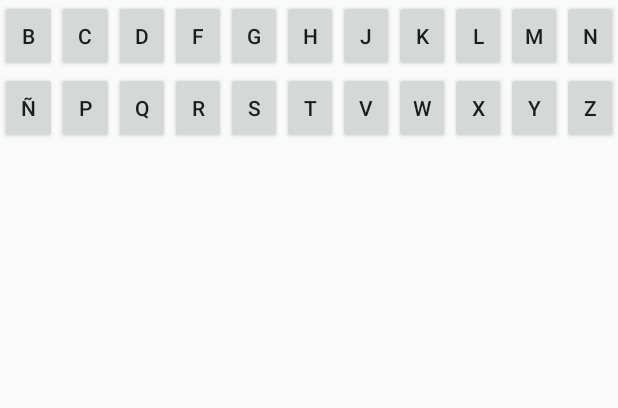
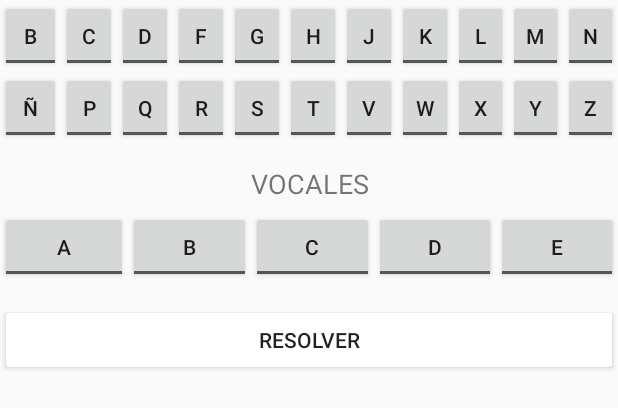
Before and after one commit to aalevelaa/ruleta-de-la-suerte, an Android app: the layout fragment_keyboard.xml on its own in the app's theme, with its tools: preview values and no code run, on a phone screen of 412 x 824 dp. Shown: the top 408 px of the screen. Run offline under Robolectric (Android 15) with nearby library versions, the phone set to English and light mode, and no system bars.

Commit message:
Implemented keyboard onClick

```diff
--- a/app/src/main/java/com/example/ruletadelasuerte/KeyboardFragment.java
+++ b/app/src/main/java/com/example/ruletadelasuerte/KeyboardFragment.java
@@ -12,11 +12,13 @@ import android.view.ViewGroup;
 import android.widget.Button;
 import android.widget.LinearLayout;
 
-public class KeyboardFragment extends Fragment implements View.OnClickListener{
+public class KeyboardFragment extends Fragment implements View.OnClickListener
+{
 
     private OnFragmentInteractionListener mListener;
 
-    public KeyboardFragment() {
+    public KeyboardFragment()
+    {
         // Required empty public constructor
     }
 
@@ -29,7 +31,8 @@ public class KeyboardFragment extends Fragment implements View.OnClickListener{
      * @return A new instance of fragment KeyboardFragment.
      */
 
-    public static KeyboardFragment newInstance(String param1, String param2) {
+    public static KeyboardFragment newInstance(String param1, String param2)
+    {
         KeyboardFragment fragment = new KeyboardFragment();
         return fragment;
     }
@@ -41,11 +44,14 @@ public class KeyboardFragment extends Fragment implements View.OnClickListener{
 
     @Override
     public View onCreateView(LayoutInflater inflater, ViewGroup container,
-                             Bundle savedInstanceState) {
+                             Bundle savedInstanceState)
+    {
         // Inflate the layout for this fragment
         View layout = inflater.inflate(R.layout.fragment_keyboard, container, false);
         addButtonEffect((ViewGroup) layout.findViewById(R.id.primeraFIlaConsonantes));
         addButtonEffect((ViewGroup) layout.findViewById(R.id.segundaFilaConsonantes));
+        addButtonEffect((ViewGroup) layout.findViewById(R.id.filaVocales));
+
         return layout;
     }
 
@@ -66,33 +72,44 @@ public class KeyboardFragment extends Fragment implements View.OnClickListener{
     }
 
     // TODO: Rename method, update argument and hook method into UI event
-    public void onButtonPressed(String result) {
-        if (mListener != null) {
+    public void onButtonPressed(String result)
+    {
+        if (mListener != null)
+        {
             mListener.onKeyboardInteraction(result);
         }
     }
 
     @Override
-    public void onAttach(Context context) {
+    public void onAttach(Context context)
+    {
         super.onAttach(context);
-        if (context instanceof OnFragmentInteractionListener) {
+        if (context instanceof OnFragmentInteractionListener)
+        {
             mListener = (OnFragmentInteractionListener) context;
-        } else {
+        } else
+        {
             throw new RuntimeException(context.toString()
                     + " must implement OnFragmentInteractionListener");
         }
     }
 
     @Override
-    public void onDetach() {
+    public void onDetach()
+    {
         super.onDetach();
         mListener = null;
     }
 
     @Override
-    public void onClick(View v) {
-        onButtonPressed("hola");
+    public void onClick(View v)
+    {
+        Button b = (Button )v;
+        String letra = (String) b.getText();
+
+        onButtonPressed(letra);
     }
+
 
     /**
      * This interface must be implemented by activities that contain this
@@ -104,8 +121,10 @@ public class KeyboardFragment extends Fragment implements View.OnClickListener{
      * "http://developer.android.com/training/basics/fragments/communicating.html"
      * >Communicating with Other Fragments</a> for more information.
      */
-    public interface OnFragmentInteractionListener {
-        // TODO: Update argument type and name
+
+
+    public interface OnFragmentInteractionListener
+    {
         void onKeyboardInteraction(String result);
     }
 }
--- a/app/src/main/res/layout/fragment_keyboard.xml
+++ b/app/src/main/res/layout/fragment_keyboard.xml
@@ -16,6 +16,7 @@
 
             <Button
                 android:id="@+id/button"
+                style="@android:style/Widget.Material.Light.Button.Toggle"
                 android:layout_width="wrap_content"
                 android:layout_height="wrap_content"
                 android:layout_weight="1"
@@ -23,6 +24,7 @@
 
             <Button
                 android:id="@+id/button2"
+                style="@android:style/Widget.Material.Light.Button.Toggle"
                 android:layout_width="wrap_content"
                 android:layout_height="wrap_content"
                 android:layout_weight="1"
@@ -30,6 +32,7 @@
 
             <Button
                 android:id="@+id/button3"
+                style="@android:style/Widget.Material.Light.Button.Toggle"
                 android:layout_width="wrap_content"
                 android:layout_height="wrap_content"
                 android:layout_weight="1"
@@ -37,6 +40,7 @@
 
             <Button
                 android:id="@+id/button4"
+                style="@android:style/Widget.Material.Light.Button.Toggle"
                 android:layout_width="wrap_content"
                 android:layout_height="wrap_content"
                 android:layout_weight="1"
@@ -44,6 +48,7 @@
 
             <Button
                 android:id="@+id/button5"
+                style="@android:style/Widget.Material.Light.Button.Toggle"
                 android:layout_width="wrap_content"
                 android:layout_height="wrap_content"
                 android:layout_weight="1"
@@ -51,6 +56,7 @@
 
             <Button
                 android:id="@+id/button6"
+                style="@android:style/Widget.Material.Light.Button.Toggle"
                 android:layout_width="wrap_content"
                 android:layout_height="wrap_content"
                 android:layout_weight="1"
@@ -58,6 +64,7 @@
 
             <Button
                 android:id="@+id/button7"
+                style="@android:style/Widget.Material.Light.Button.Toggle"
                 android:layout_width="wrap_content"
                 android:layout_height="wrap_content"
                 android:layout_weight="1"
@@ -65,6 +72,7 @@
 
             <Button
                 android:id="@+id/button11"
+                style="@android:style/Widget.Material.Light.Button.Toggle"
                 android:layout_width="wrap_content"
                 android:layout_height="wrap_content"
                 android:layout_weight="1"
@@ -72,6 +80,7 @@
 
             <Button
                 android:id="@+id/button9"
+                style="@android:style/Widget.Material.Light.Button.Toggle"
                 android:layout_width="wrap_content"
                 android:layout_height="wrap_content"
                 android:layout_weight="1"
@@ -79,6 +88,7 @@
 
             <Button
                 android:id="@+id/button8"
+                style="@android:style/Widget.Material.Light.Button.Toggle"
                 android:layout_width="wrap_content"
                 android:layout_height="wrap_content"
                 android:layout_weight="1"
@@ -86,6 +96,7 @@
 
             <Button
                 android:id="@+id/button10"
+                style="@android:style/Widget.Material.Light.Button.Toggle"
                 android:layout_width="wrap_content"
                 android:layout_height="wrap_content"
                 android:layout_weight="1"
@@ -99,6 +110,7 @@
 
             <Button
                 android:id="@+id/button12"
+                style="@android:style/Widget.Material.Button.Toggle"
                 android:layout_width="wrap_content"
                 android:layout_height="wrap_content"
                 android:layout_weight="1"
@@ -106,6 +118,7 @@
 
             <Button
                 android:id="@+id/button13"
+                style="@android:style/Widget.Material.Button.Toggle"
                 android:layout_width="wrap_content"
                 android:layout_height="wrap_content"
                 android:layout_weight="1"
@@ -113,6 +126,7 @@
 
             <Button
                 android:id="@+id/button14"
+                style="@android:style/Widget.Material.Button.Toggle"
                 android:layout_width="wrap_content"
                 android:layout_height="wrap_content"
                 android:layout_weight="1"
@@ -120,6 +134,7 @@
 
             <Button
                 android:id="@+id/button15"
+                style="@android:style/Widget.Material.Button.Toggle"
                 android:layout_width="wrap_content"
                 android:layout_height="wrap_content"
                 android:layout_weight="1"
@@ -127,6 +142,7 @@
 
             <Button
                 android:id="@+id/button16"
+                style="@android:style/Widget.Material.Button.Toggle"
                 android:layout_width="wrap_content"
                 android:layout_height="wrap_content"
                 android:layout_weight="1"
@@ -134,6 +150,7 @@
 
             <Button
                 android:id="@+id/button17"
+                style="@android:style/Widget.Material.Button.Toggle"
                 android:layout_width="wrap_content"
                 android:layout_height="wrap_content"
                 android:layout_weight="1"
@@ -141,6 +158,7 @@
 
             <Button
                 android:id="@+id/button18"
+                style="@android:style/Widget.Material.Button.Toggle"
                 android:layout_width="wrap_content"
                 android:layout_height="wrap_content"
                 android:layout_weight="1"
@@ -148,6 +166,7 @@
 
             <Button
                 android:id="@+id/button19"
+                style="@android:style/Widget.Material.Button.Toggle"
                 android:layout_width="wrap_content"
                 android:layout_height="wrap_content"
                 android:layout_weight="1"
@@ -155,6 +174,7 @@
 
             <Button
                 android:id="@+id/button20"
+                style="@android:style/Widget.Material.Button.Toggle"
                 android:layout_width="wrap_content"
                 android:layout_height="wrap_content"
                 android:layout_weight="1"
@@ -162,6 +182,7 @@
 
             <Button
                 android:id="@+id/button21"
+                style="@android:style/Widget.Material.Button.Toggle"
                 android:layout_width="wrap_content"
                 android:layout_height="wrap_content"
                 android:layout_weight="1"
@@ -169,10 +190,91 @@
 
             <Button
                 android:id="@+id/button22"
+                style="@android:style/Widget.Material.Button.Toggle"
                 android:layout_width="wrap_content"
                 android:layout_height="wrap_content"
                 android:layout_weight="1"
                 android:text="Z" />
+
+        </TableRow>
+
+        <TableRow
+            android:layout_width="match_parent"
+            android:layout_height="match_parent" >
+
+            <TextView
+                android:id="@+id/textView3"
+                android:layout_width="wrap_content"
+                android:layout_height="wrap_content"
+                android:layout_marginTop="14sp"
+                android:layout_marginBottom="6sp"
+                android:layout_weight="1"
+                android:gravity="center_horizontal"
+                android:text="VOCALES"
+                android:textSize="18sp" />
+        </TableRow>
+
+        <TableRow
+            android:id="@+id/filaVocales"
+            android:layout_width="match_parent"
+            android:layout_height="match_parent">
+
+            <Button
+                android:id="@+id/button23"
+                style="@android:style/Widget.Material.Light.Button.Toggle"
+                android:layout_width="wrap_content"
+                android:layout_height="wrap_content"
+                android:layout_weight="1"
+                android:text="A" />
+
+            <Button
+                android:id="@+id/button24"
+                style="@android:style/Widget.Material.Light.Button.Toggle"
+                android:layout_width="wrap_content"
+                android:layout_height="wrap_content"
+                android:layout_weight="1"
+                android:text="B" />
+
+            <Button
+                android:id="@+id/button25"
+                style="@android:style/Widget.Material.Light.Button.Toggle"
+                android:layout_width="wrap_content"
+                android:layout_height="wrap_content"
+                android:layout_weight="1"
+                android:text="C" />
+
+            <Button
+                android:id="@+id/button26"
+                style="@android:style/Widget.Material.Light.Button.Toggle"
+                android:layout_width="wrap_content"
+                android:layout_height="wrap_content"
+                android:layout_weight="1"
+                android:text="D" />
+
+            <Button
+                android:id="@+id/button27"
+                style="@android:style/Widget.Material.Light.Button.Toggle"
+                android:layout_width="wrap_content"
+                android:layout_height="wrap_content"
+                android:layout_weight="1"
+                android:text="E" />
+        </TableRow>
+
+        <TableRow
+            android:layout_width="match_parent"
+            android:layout_height="match_parent">
+
+            <Button
+                android:id="@+id/button28"
+                style="@style/Widget.AppCompat.Button"
+                android:layout_width="wrap_content"
+                android:layout_height="wrap_content"
+                android:layout_marginTop="14sp"
+                android:layout_weight="1"
+                android:backgroundTint="@android:color/white"
+                android:gravity="center"
+                android:onClick="onClick"
+                android:text="RESOLVER" />
         </TableRow>
 
     </TableLayout>
--- a/app/src/main/res/values/colors.xml
+++ b/app/src/main/res/values/colors.xml
@@ -1,6 +1,6 @@
 <?xml version="1.0" encoding="utf-8"?>
 <resources>
     <color name="colorPrimary">#EBB275</color>
-    <color name="colorPrimaryDark">#EBB275</color>
-    <color name="colorAccent">#EBB275</color>
+    <color name="colorPrimaryDark">#9B7852</color>
+    <color name="colorAccent">#C7741A</color>
 </resources>
```
